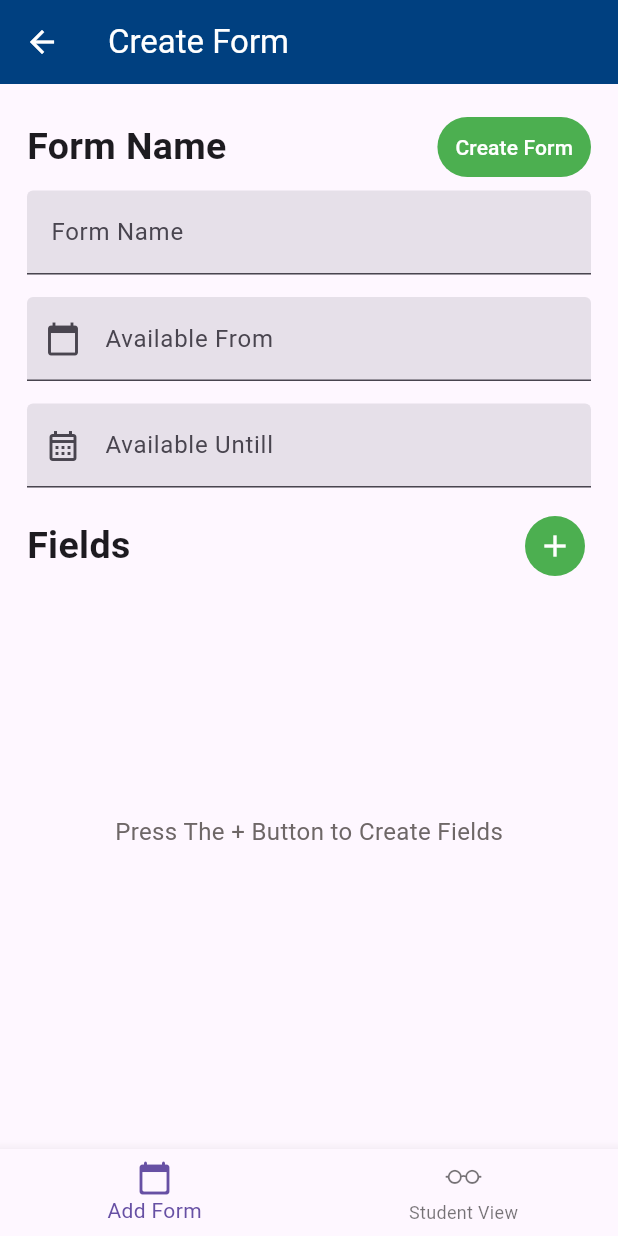
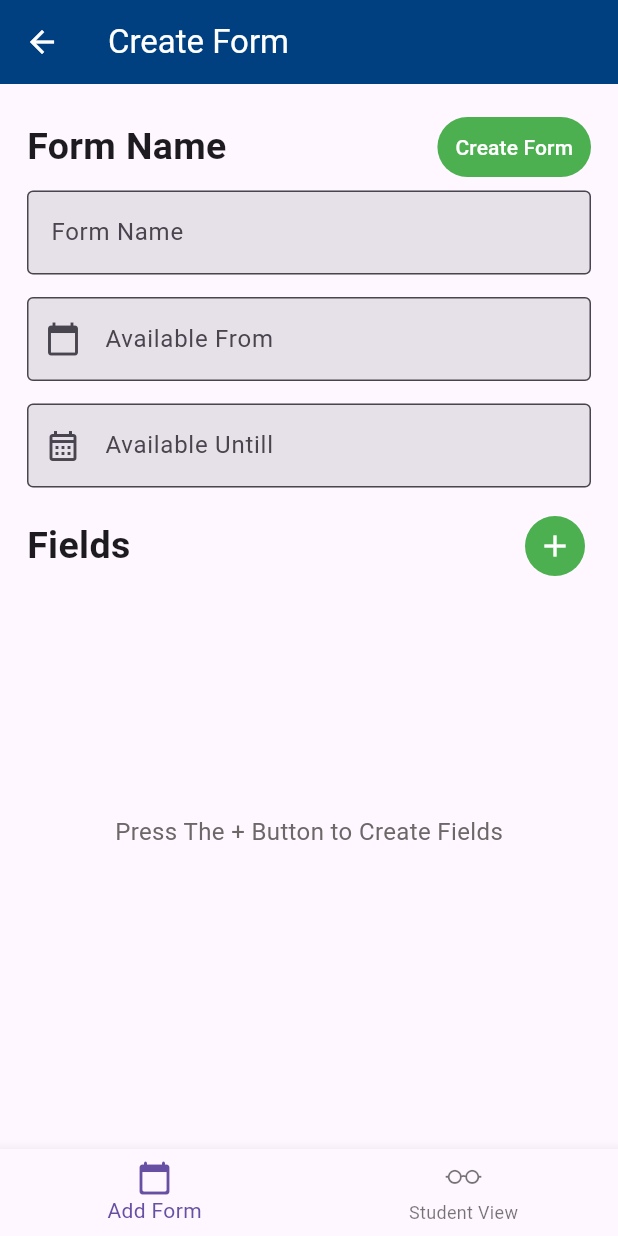
Before and after one commit to muzamil-dev/Peer-Review-MERN-Stack, a Flutter app: the CreateForm screen opened by its route, on a phone screen of 412 x 824 dp. Run offline on Flutter 3.47's test engine with Material 3 defaults, Android fonts, the phone set to English and light mode, and no system bars; our stand-ins replace jwt_decoder, shared_preferences; accounts and stored records are empty.

Commit message:
Added Base Design for Student View Page

```diff
--- a/flutter_application/lib/src/forms/create_form.dart
+++ b/flutter_application/lib/src/forms/create_form.dart
@@ -143,7 +143,9 @@ class _CreateFormState extends State<CreateForm> {
                         TextFormField(
                           controller: formName,
                           decoration: const InputDecoration(
-                            labelText: 'Form Name',
+                            border: OutlineInputBorder(),
+                            hintText: "Enter Your Form Name",
+                            labelText: "Form Name",
                             filled: true,
                           ),
                           validator: (value) {
@@ -165,6 +167,7 @@ class _CreateFormState extends State<CreateForm> {
                             return null;
                           },
                           decoration: const InputDecoration(
+                            border: OutlineInputBorder(),
                             labelText: 'Available From',
                             filled: true,
                             prefixIcon: Icon(Icons.calendar_today),
@@ -186,6 +189,7 @@ class _CreateFormState extends State<CreateForm> {
                             return null;
                           },
                           decoration: const InputDecoration(
+                            border: OutlineInputBorder(),
                             labelText: 'Available Untill',
                             filled: true,
                             prefixIcon: Icon(Icons.calendar_month_outlined),
@@ -279,6 +283,7 @@ class _CreateFormState extends State<CreateForm> {
             TextFormField(
               controller: valueControllers[index],
               decoration: const InputDecoration(
+                border: OutlineInputBorder(),
                 labelText: 'Value',
                 filled: true,
               ),
@@ -368,10 +373,129 @@ class _CreateFormState extends State<CreateForm> {
     if (invalidFormFields()) {
       return invalidFormPage(context);
     } else {
-      return const Column(
-        children: [
-          Text("Student View Page"),
-        ],
+      return Padding(
+        padding: const EdgeInsets.all(10.0),
+        child: Column(
+          crossAxisAlignment: CrossAxisAlignment.start,
+          children: [
+            // Title of Assignment
+            Container(
+              margin: const EdgeInsets.fromLTRB(3.0, 0, 0, 0),
+              child: Text(
+                formName.text,
+                style: const TextStyle(
+                    fontSize: 35.0, fontWeight: FontWeight.bold),
+              ),
+            ),
+            const SizedBox(
+              height: 20,
+            ),
+            Container(
+              decoration: BoxDecoration(
+                border: Border.all(color: Colors.black, width: 3),
+                borderRadius: BorderRadius.circular(12),
+              ),
+              padding: const EdgeInsets.all(10.0),
+              child: Row(
+                mainAxisAlignment: MainAxisAlignment.spaceAround,
+                children: [
+                  const Text(
+                    "Due: ",
+                    style: TextStyle(
+                      fontSize: 18,
+                      fontWeight: FontWeight.bold,
+                    ),
+                  ),
+                  Text(
+                    dueUntillController.text,
+                    style: const TextStyle(
+                      fontSize: 18,
+                    ),
+                  ),
+                  const SizedBox(
+                    width: 15,
+                  ),
+                  const Text(
+                    "Questions: ",
+                    style: TextStyle(fontSize: 18, fontWeight: FontWeight.bold),
+                  ),
+                  Text(
+                    "${valueControllers.length}",
+                    style: const TextStyle(
+                      fontSize: 18,
+                    ),
+                  ),
+                  const SizedBox(
+                    width: 15,
+                  ),
+                  const Text(
+                    "Status: ",
+                    style: TextStyle(fontSize: 18, fontWeight: FontWeight.bold),
+                  ),
+                  const CircleAvatar(
+                    radius: 15,
+                    backgroundColor: Colors.red,
+                    child: IconButton(
+                      onPressed: null,
+                      icon: Icon(
+                        Icons.close_outlined,
+                        color: Colors.white,
+                        size: 15,
+                      ),
+                    ),
+                  ),
+                ],
+              ),
+            ),
+            const SizedBox(
+              height: 20,
+            ),
+            Expanded(
+                child: ListView.separated(
+                    itemBuilder: (context, index) {
+                      return Container(
+                        decoration: BoxDecoration(
+                            border: Border.all(color: Colors.black, width: 1)),
+                        padding: const EdgeInsets.all(10),
+                        child: Column(
+                          crossAxisAlignment: CrossAxisAlignment.start,
+                          children: [
+                            Text(
+                              "Question ${index + 1}",
+                              style: const TextStyle(
+                                fontWeight: FontWeight.bold,
+                                fontSize: 25,
+                              ),
+                            ),
+                            const SizedBox(
+                              height: 20,
+                            ),
+                            Text(
+                              valueControllers[index].text,
+                              style: TextStyle(fontSize: 20),
+                            ),
+                            const SizedBox(
+                              height: 15,
+                            ),
+                            const TextField(
+                              decoration: InputDecoration(
+                                border: OutlineInputBorder(),
+                                hintText: "Enter your response",
+                              ),
+                            )
+                          ],
+                        ),
+                      );
+                    },
+                    separatorBuilder: (context, index) {
+                      return const Divider(
+                        height: 10,
+                        thickness: 0,
+                      );
+                    },
+                    itemCount: valueControllers.length)),
+          ],
+        ),
       );
     }
   }
```
